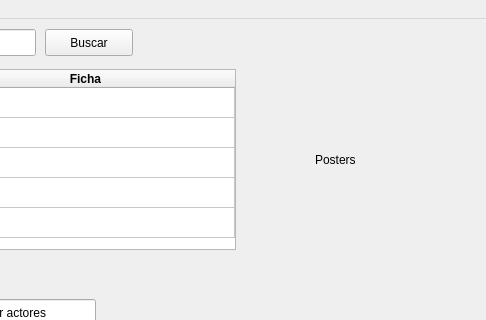
Above: ui/peliculas.ui from Rapers2005/tp3_Busqueda_Peliculas before the change; both pictures show x 155 to 641 and y 0 to 320 of the 641 by 600 pixel window. Below: the same form after it.
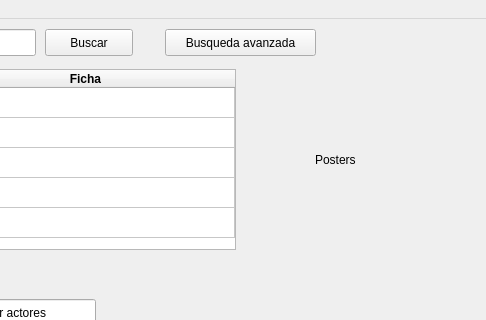
That is the form after the change.

The edit to the form file:
```diff
--- a/ui/peliculas.ui
+++ b/ui/peliculas.ui
@@ -292,6 +292,19 @@
      <enum>Qt::MarkdownText</enum>
     </property>
    </widget>
+   <widget class="QPushButton" name="pushButtonCargarJSON">
+    <property name="geometry">
+     <rect>
+      <x>320</x>
+      <y>10</y>
+      <width>151</width>
+      <height>27</height>
+     </rect>
+    </property>
+    <property name="text">
+     <string>Busqueda avanzada</string>
+    </property>
+   </widget>
   </widget>
   <widget class="QMenuBar" name="menubar">
    <property name="geometry">
```
Left out of the diff: 2 changed lines with no effect on the pictures.
